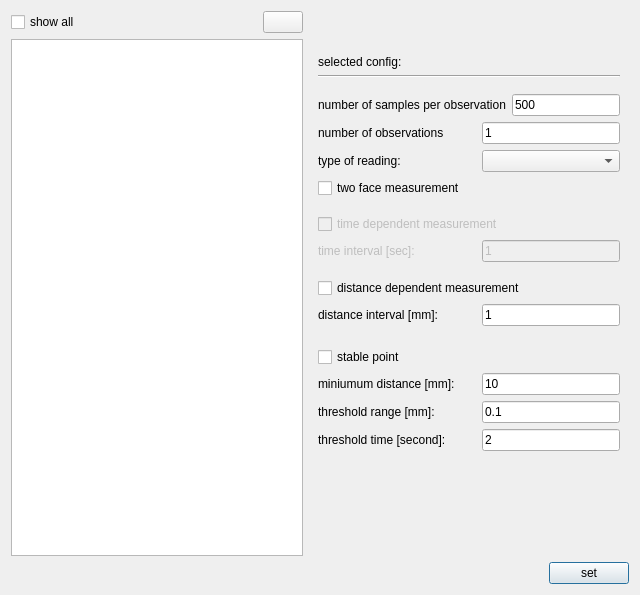
First picture: the form in ui/dialogs/measurementconfigurationdialog.ui, repository OpenIndy/OpenIndy, before the edit.
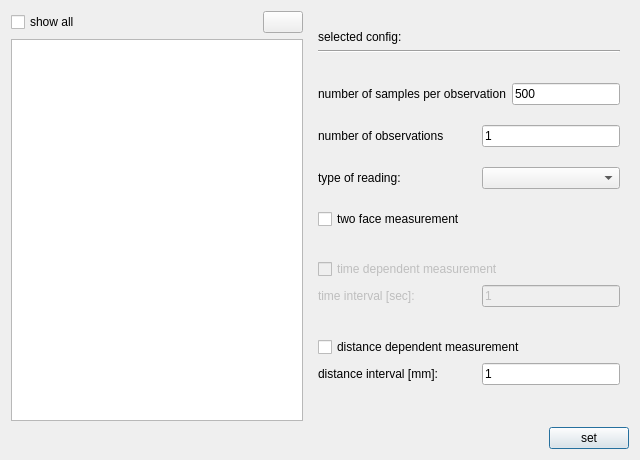
Second picture: the form after the edit. Icons and pictures are not drawn.

Commit message: OI-496: remove stable point until it works correctly

Patch:
```diff
--- a/ui/dialogs/measurementconfigurationdialog.ui
+++ b/ui/dialogs/measurementconfigurationdialog.ui
@@ -7,7 +7,7 @@
     <x>0</x>
     <y>0</y>
     <width>640</width>
-    <height>595</height>
+    <height>460</height>
    </rect>
   </property>
   <property name="minimumSize">
@@ -95,20 +95,29 @@
            <enum>Qt::Vertical</enum>
           </property>
           <property name="sizeType">
-           <enum>QSizePolicy::Minimum</enum>
+           <enum>QSizePolicy::Fixed</enum>
           </property>
           <property name="sizeHint" stdset="0">
            <size>
             <width>20</width>
-            <height>35</height>
+            <height>10</height>
            </size>
           </property>
          </spacer>
         </item>
         <item>
-         <layout class="QHBoxLayout" name="horizontalLayout_7" stretch="8,7">
+         <layout class="QHBoxLayout" name="horizontalLayout_7" stretch="0,0">
+          <property name="sizeConstraint">
+           <enum>QLayout::SetDefaultConstraint</enum>
+          </property>
           <item>
            <widget class="QLabel" name="label_config">
+            <property name="sizePolicy">
+             <sizepolicy hsizetype="Preferred" vsizetype="Fixed">
+              <horstretch>0</horstretch>
+              <verstretch>0</verstretch>
+             </sizepolicy>
+            </property>
             <property name="text">
              <string>selected config:</string>
             </property>
@@ -116,6 +125,12 @@
           </item>
           <item>
            <widget class="QLabel" name="label_configName">
+            <property name="sizePolicy">
+             <sizepolicy hsizetype="Preferred" vsizetype="Fixed">
+              <horstretch>0</horstretch>
+              <verstretch>0</verstretch>
+             </sizepolicy>
+            </property>
             <property name="font">
              <font>
               <weight>75</weight>
@@ -145,7 +160,7 @@
            <enum>Qt::Vertical</enum>
           </property>
           <property name="sizeType">
-           <enum>QSizePolicy::Minimum</enum>
+           <enum>QSizePolicy::Fixed</enum>
           </property>
           <property name="sizeHint" stdset="0">
            <size>
@@ -319,7 +334,7 @@
              <enum>Qt::Vertical</enum>
             </property>
             <property name="sizeType">
-             <enum>QSizePolicy::Minimum</enum>
+             <enum>QSizePolicy::Fixed</enum>
             </property>
             <property name="sizeHint" stdset="0">
              <size>
@@ -329,90 +344,6 @@
             </property>
            </spacer>
           </item>
-          <item>
-           <layout class="QVBoxLayout" name="verticalLayout_stablePoint">
-            <property name="topMargin">
-             <number>5</number>
-            </property>
-            <property name="bottomMargin">
-             <number>5</number>
-            </property>
-            <item>
-             <widget class="QCheckBox" name="checkBox_isStablePoint">
-              <property name="text">
-               <string>stable point</string>
-              </property>
-             </widget>
-            </item>
-            <item>
-             <layout class="QHBoxLayout" name="horizontalLayout_10" stretch="8,7">
-              <item>
-               <widget class="QLabel" name="label">
-                <property name="text">
-                 <string>miniumum distance [mm]:</string>
-                </property>
-               </widget>
-              </item>
-              <item>
-               <widget class="QLineEdit" name="lineEdit_stablePoint_min_distance">
-                <property name="text">
-                 <string>10</string>
-                </property>
-               </widget>
-              </item>
-             </layout>
-            </item>
-            <item>
-             <layout class="QHBoxLayout" name="horizontalLayout_11" stretch="8,7">
-              <item>
-               <widget class="QLabel" name="label_2">
-                <property name="text">
-                 <string>threshold range [mm]:</string>
-                </property>
-               </widget>
-              </item>
-              <item>
-               <widget class="QLineEdit" name="lineEdit_stablePoint_thresholdRange">
-                <property name="text">
-                 <string>0.1</string>
-                </property>
-               </widget>
-              </item>
-             </layout>
-            </item>
-            <item>
-             <layout class="QHBoxLayout" name="horizontalLayout_12" stretch="8,7">
-              <item>
-               <widget class="QLabel" name="label_3">
-                <property name="text">
-                 <string>threshold time [second]:</string>
-                </property>
-               </widget>
-              </item>
-              <item>
-               <widget class="QLineEdit" name="lineEdit_stablePoint_thresholdTime">
-                <property name="text">
-                 <string>2</string>
-                </property>
-               </widget>
-              </item>
-             </layout>
-            </item>
-            <item>
-             <spacer name="verticalSpacer_6">
-              <property name="orientation">
-               <enum>Qt::Vertical</enum>
-              </property>
-              <property name="sizeHint" stdset="0">
-               <size>
-                <width>20</width>
-                <height>40</height>
-               </size>
-              </property>
-             </spacer>
-            </item>
-           </layout>
-          </item>
          </layout>
         </item>
        </layout>
```
The commit also changes 1 other file.
